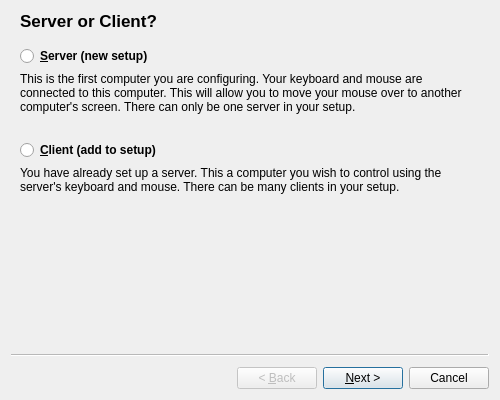
Above: branches/1.4/src/gui/res/SetupWizardBase.ui from svn2github/synergy-plus before the change. Below: the same form after it.
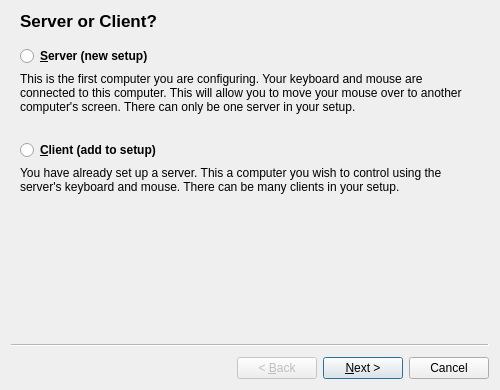
That is the form after the change.

Commit message: increased wizard window size slightly, and made code behind more robust.

Patch:
```diff
--- a/branches/1.4/src/gui/res/SetupWizardBase.ui
+++ b/branches/1.4/src/gui/res/SetupWizardBase.ui
@@ -7,13 +7,13 @@
     <x>0</x>
     <y>0</y>
     <width>500</width>
-    <height>400</height>
+    <height>390</height>
    </rect>
   </property>
   <property name="minimumSize">
    <size>
     <width>500</width>
-    <height>400</height>
+    <height>390</height>
    </size>
   </property>
   <property name="windowTitle">
```
The commit also changes 1 other file.
